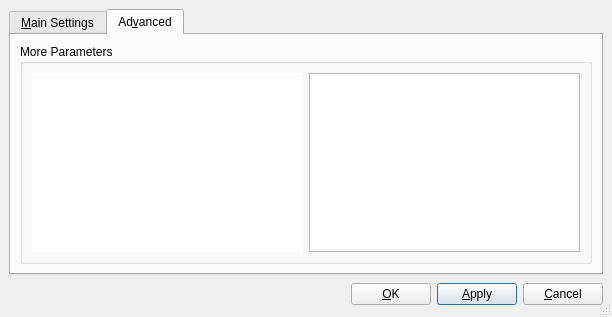
Old version of the form src/frontends/qt4/ui/ListingsUi.ui in the repository cburschka/lyx.
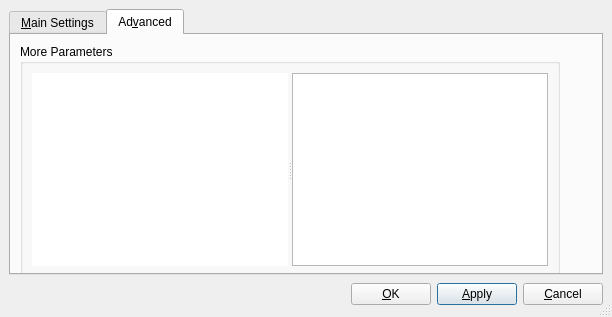
New version of the form. The open tabs and pages were chosen to show the change.

Commit message: Add bypass validation checkboxes to listings related dialogs

```diff
--- a/src/frontends/qt4/ui/ListingsUi.ui
+++ b/src/frontends/qt4/ui/ListingsUi.ui
@@ -18,14 +18,14 @@
   <property name="sizeGripEnabled" >
    <bool>true</bool>
   </property>
-  <layout class="QGridLayout" >
+  <layout class="QVBoxLayout" >
    <property name="margin" >
     <number>9</number>
    </property>
    <property name="spacing" >
     <number>6</number>
    </property>
-   <item row="0" column="0" >
+   <item>
     <widget class="QTabWidget" name="listingsTW" >
      <property name="currentIndex" >
       <number>0</number>
@@ -478,15 +478,15 @@
       <attribute name="title" >
        <string>Ad&amp;vanced</string>
       </attribute>
-      <layout class="QGridLayout" >
-       <property name="margin" >
-        <number>9</number>
-       </property>
-       <property name="spacing" >
-        <number>6</number>
-       </property>
-       <item row="0" column="0" >
         <widget class="QGroupBox" name="listingsGB" >
+       <property name="geometry" >
+        <rect>
+         <x>9</x>
+         <y>9</y>
+         <width>540</width>
+         <height>260</height>
+        </rect>
+       </property>
          <property name="sizePolicy" >
           <sizepolicy>
            <hsizetype>7</hsizetype>
@@ -498,14 +498,18 @@
          <property name="title" >
           <string>More Parameters</string>
          </property>
-         <layout class="QGridLayout" >
+       <layout class="QVBoxLayout" >
           <property name="margin" >
            <number>9</number>
           </property>
           <property name="spacing" >
            <number>6</number>
           </property>
-          <item row="0" column="0" >
+        <item>
+         <widget class="QSplitter" name="splitter" >
+          <property name="orientation" >
+           <enum>Qt::Horizontal</enum>
+          </property>
            <widget class="QTextBrowser" name="listingsTB" >
             <property name="maximumSize" >
              <size>
@@ -535,22 +539,29 @@
              <bool>false</bool>
             </property>
            </widget>
-          </item>
-          <item row="0" column="1" >
            <widget class="QTextEdit" name="listingsED" >
             <property name="toolTip" >
              <string>Input listing parameters here. Enter ? for a list of parameters.</string>
             </property>
            </widget>
-          </item>
-         </layout>
+         </widget>
+        </item>
+        <item>
+         <widget class="QCheckBox" name="bypassCB" >
+          <property name="toolTip" >
+           <string>Check it to enter parameters that are not recognizable by lyx</string>
+          </property>
+          <property name="text" >
+           <string>&amp;Bypass validation</string>
+          </property>
         </widget>
        </item>
       </layout>
      </widget>
     </widget>
+    </widget>
    </item>
-   <item row="1" column="0" >
+   <item>
     <layout class="QHBoxLayout" >
      <property name="margin" >
       <number>0</number>
```
Lines whose indentation alone changed are shown as unchanged. The commit also changes 8 other files.
